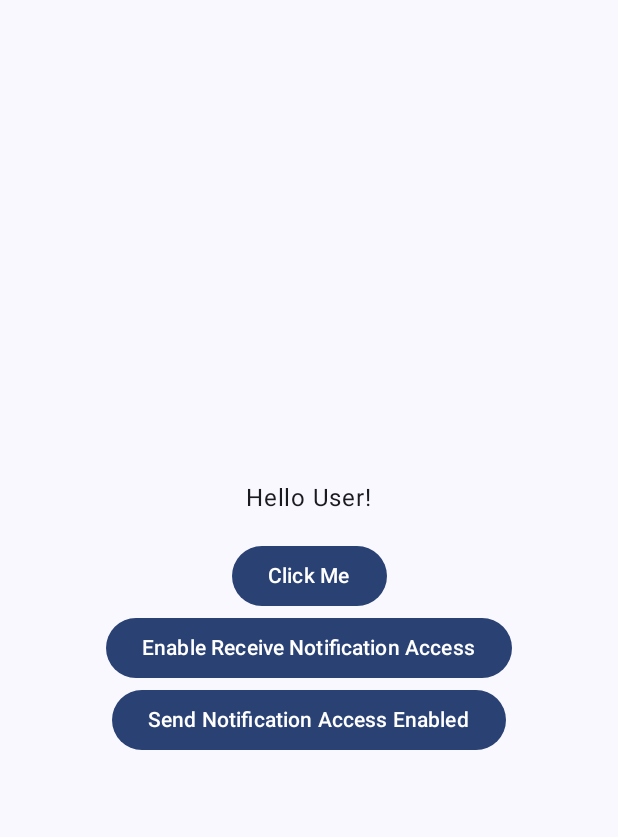
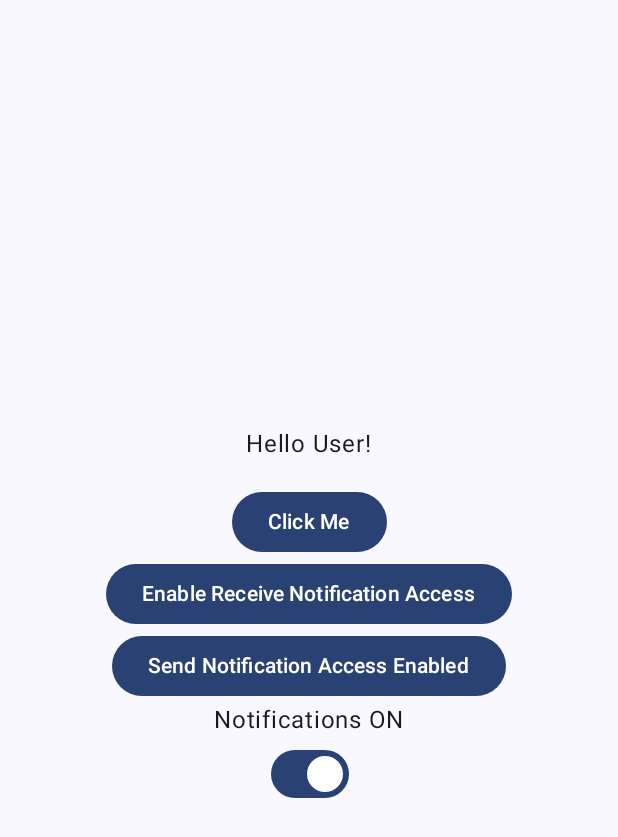
Before and after one commit to angelazheng96/JustSoYouKnow, an Android app built with Jetpack Compose: the screen it shows after launch (MainActivity), on a phone screen of 412 x 824 dp. Shown: the top 837 px of the screen. Run offline under Robolectric (Android 15) with nearby library versions, the phone set to English and light mode, and no system bars.

Commit message:
In progress

```diff
--- a/app/src/main/java/com/example/justsoyouknow/MainActivity.kt
+++ b/app/src/main/java/com/example/justsoyouknow/MainActivity.kt
@@ -36,6 +36,8 @@ import androidx.compose.runtime.setValue
 import androidx.core.app.NotificationCompat
 import android.os.Handler
 import android.os.Looper
+import androidx.compose.material3.Switch
+import androidx.compose.runtime.remember
 
 fun isReceiveNotificationAccessEnabled(context: Context): Boolean {
     // Get the list of enabled notification listener services
@@ -184,6 +186,7 @@ class MainActivity : ComponentActivity() {
                         MyButton(applicationContext)
                         ReceiveSetting(applicationContext)
                         SendSetting(applicationContext)
+                        OffSwitch()
                     }
                 }
             }
@@ -242,3 +245,45 @@ fun MyButton(context: Context) {
         Text(text = "Click Me")
     }
 }
+
+@Composable
+fun OffSwitch() {
+    var isEnabled by remember { mutableStateOf(false) } // State variable for the switch
+    var switchCounter = 0
+    var denialComments = arrayOf(
+        "are you sure about that?",
+        "hmmm...",
+        "umm... I don't think so.",
+        "that was a misclick, right?",
+        "I know you didn't mean that -u-",
+        "why would you do that?",
+        "whoops - correcter ur mistake :)",
+        "should u really be doing that?",
+        "I don't think you want to do that :]",
+        """Sorry dave, I can't do that.""",
+        "[Sorry, request failed :p]",
+        "hahaha, funny prank!",
+        "no <3",
+        "Request Denied :D"
+    )
+    val denialText = if (switchCounter > 0) denialComments.random() else "Notifications ON"
+
+    Column(
+        verticalArrangement = Arrangement.Center,
+        horizontalAlignment = Alignment.CenterHorizontally
+    ) {
+        Text(text = denialText)
+
+        Switch(
+            checked = true, // Always stays ON
+            onCheckedChange = {
+                switchCounter++ // Count failed attempts
+                if (switchCounter >= 7) {
+                    isEnabled = false
+                    switchCounter = 0
+
+                }
+            }
+        )
+    }
+}
```
